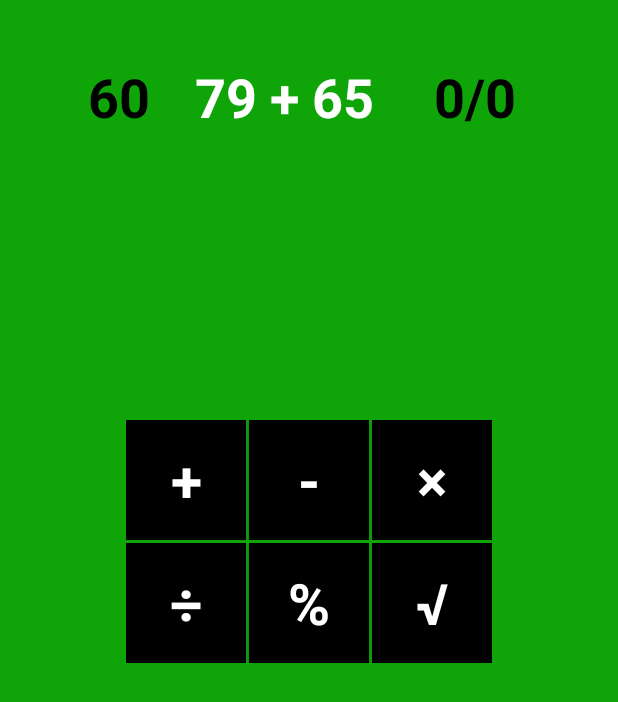
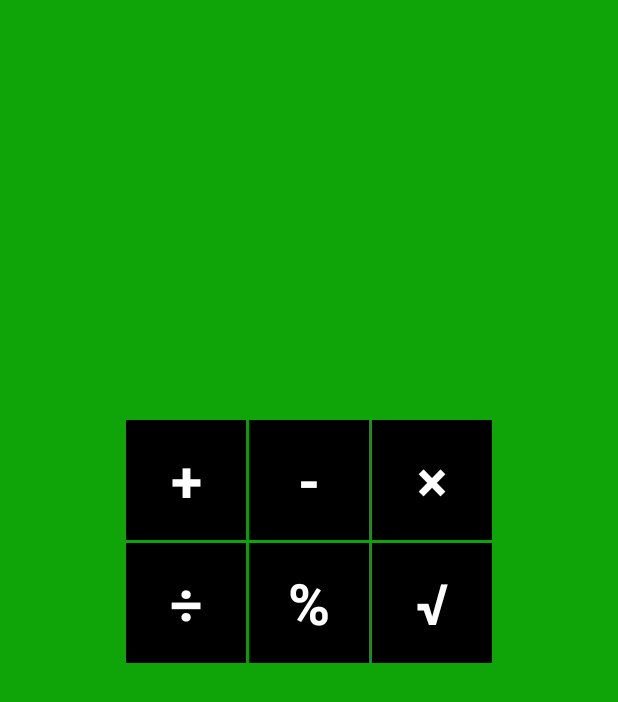
Before and after one commit to Sinc0/AndroidMentalMath, an Android app: the screen it shows after launch (MainActivity), on a phone screen of 412 x 824 dp. Shown: the top 702 px of the screen. Run offline under Robolectric (Android 15) with nearby library versions, the phone set to English and light mode, and no system bars.

Commit message:
Multiple - added startGame() - added setMathProblemSubtraction() - edited addQuestion() to setMathProblemAddition() - edited onClickAnswer() to selectAnswer() - removed onClickStart() - minor styling improvements - minor structural improvements

```diff
--- a/app/src/main/res/layout/activity_main.xml
+++ b/app/src/main/res/layout/activity_main.xml
@@ -1,6 +1,7 @@
 <?xml version="1.0" encoding="utf-8"?>
 
-<androidx.constraintlayout.widget.ConstraintLayout xmlns:android="http://schemas.android.com/apk/res/android"
+<androidx.constraintlayout.widget.ConstraintLayout
+    xmlns:android="http://schemas.android.com/apk/res/android"
     xmlns:app="http://schemas.android.com/apk/res-auto"
     xmlns:tools="http://schemas.android.com/tools"
     android:layout_width="match_parent"
@@ -8,38 +9,13 @@
     android:background="#0FA509"
     tools:context=".MainActivity">
 
-    <LinearLayout
-        android:id="@+id/linearLayout0"
-        android:layout_width="wrap_content"
-        android:layout_height="wrap_content"
-        android:layout_marginTop="20dp"
-        android:gravity="center"
-        android:orientation="horizontal"
-        app:layout_constraintEnd_toEndOf="parent"
-        app:layout_constraintStart_toStartOf="parent"
-        app:layout_constraintTop_toTopOf="parent">
-
-        <TextView
-            android:id="@+id/textViewSecondsCounter"
-            android:layout_width="wrap_content"
-            android:layout_height="wrap_content"
-            android:layout_marginStart="0dp"
-            android:layout_marginTop="0dp"
-            android:padding="10dp"
-            android:text="60"
-            android:textColor="#000000"
-            android:textSize="36sp"
-            android:textStyle="bold"
-            android:visibility="visible"
-            app:layout_constraintStart_toStartOf="parent"
-            app:layout_constraintTop_toTopOf="parent" />
-
+    <!-- Math Problem -->
     <TextView
         android:id="@+id/textViewMathProblem"
         android:layout_width="wrap_content"
         android:layout_height="wrap_content"
         android:layout_marginLeft="10dp"
-            android:layout_marginTop="0dp"
+        android:layout_marginTop="149dp"
         android:layout_marginRight="10dp"
         android:background="@android:color/transparent"
         android:padding="10dp"
@@ -47,28 +23,41 @@
         android:textColor="#ffffff"
         android:textSize="36sp"
         android:textStyle="bold"
-            android:visibility="visible"
+        android:visibility="invisible"
         app:layout_constraintEnd_toEndOf="parent"
         app:layout_constraintHorizontal_bias="0.5"
         app:layout_constraintStart_toStartOf="parent"
         app:layout_constraintTop_toTopOf="parent" />
 
+    <!-- Counter -->
+    <TextView
+        android:id="@+id/textViewSecondsCounter"
+        android:layout_width="wrap_content"
+        android:layout_height="wrap_content"
+        android:padding="20dp"
+        android:text="60"
+        android:textColor="#000000"
+        android:textSize="36sp"
+        android:textStyle="bold"
+        android:visibility="invisible"
+        app:layout_constraintStart_toStartOf="parent"
+        app:layout_constraintTop_toTopOf="parent" />
+
+    <!-- Score -->
     <TextView
         android:id="@+id/textViewScore"
         android:layout_width="wrap_content"
         android:layout_height="wrap_content"
-            android:layout_marginTop="0dp"
-            android:layout_marginEnd="0dp"
         android:padding="20dp"
         android:text="0/0"
         android:textColor="#000000"
         android:textSize="36sp"
         android:textStyle="bold"
+        android:visibility="invisible"
         app:layout_constraintEnd_toEndOf="parent"
         app:layout_constraintTop_toTopOf="parent" />
 
-    </LinearLayout>
-
+    <!-- LL1 -->
     <LinearLayout
         android:id="@+id/linearLayout1"
         android:layout_width="wrap_content"
@@ -79,6 +68,7 @@
         app:layout_constraintStart_toStartOf="parent"
         app:layout_constraintTop_toTopOf="parent">
 
+        <!-- Button Addition -->
         <Button
             android:id="@+id/buttonStart"
             style="@android:style/Widget.Button"
@@ -86,17 +76,19 @@
             android:layout_height="80dp"
             android:layout_marginRight="2dp"
             android:background="#000000"
-            android:onClick="onClickStart"
+            android:onClick="startGame"
             android:text="+"
             android:textColor="#ffffff"
             android:textSize="38sp"
             android:textStyle="bold"
+            android:tag="Addition"
             app:layout_constraintBottom_toBottomOf="parent"
             app:layout_constraintEnd_toEndOf="parent"
             app:layout_constraintHorizontal_bias="0.5"
             app:layout_constraintStart_toStartOf="parent"
             app:layout_constraintTop_toTopOf="parent" />
 
+        <!-- Button Subtraction -->
         <Button
             android:id="@+id/buttonSubtraction"
             style="@android:style/Widget.Button"
@@ -104,28 +96,31 @@
             android:layout_height="80dp"
             android:layout_marginRight="2dp"
             android:background="#000000"
-            android:onClick="onClickStart"
+            android:onClick="startGame"
             android:text="-"
             android:textColor="#ffffff"
             android:textSize="38sp"
             android:textStyle="bold"
+            android:tag="Subtraction"
             app:layout_constraintBottom_toBottomOf="parent"
             app:layout_constraintEnd_toEndOf="parent"
             app:layout_constraintHorizontal_bias="0.5"
             app:layout_constraintStart_toStartOf="parent"
             app:layout_constraintTop_toTopOf="parent" />
 
+        <!-- Button Multiplication -->
         <Button
             android:id="@+id/buttonMultiplication"
             style="@android:style/Widget.Button"
             android:layout_width="80dp"
             android:layout_height="80dp"
             android:background="#000000"
-            android:onClick="onClickStart"
+            android:onClick=""
             android:text="×"
             android:textColor="#ffffff"
             android:textSize="38sp"
             android:textStyle="bold"
+            android:tag="Multiplication"
             app:layout_constraintBottom_toBottomOf="parent"
             app:layout_constraintEnd_toEndOf="parent"
             app:layout_constraintHorizontal_bias="0.5"
@@ -133,6 +128,7 @@
             app:layout_constraintTop_toTopOf="parent" />
     </LinearLayout>
 
+    <!-- LL2 -->
     <LinearLayout
         android:id="@+id/linearLayout2"
         android:layout_width="wrap_content"
@@ -144,6 +140,7 @@
         app:layout_constraintStart_toStartOf="parent"
         app:layout_constraintTop_toBottomOf="@id/linearLayout1">
 
+        <!-- Button Division -->
         <Button
             android:id="@+id/buttonDivision"
             style="@android:style/Widget.Button"
@@ -151,17 +148,19 @@
             android:layout_height="80dp"
             android:layout_marginRight="2dp"
             android:background="#000000"
-            android:onClick="onClickStart"
+            android:onClick=""
             android:text="÷"
             android:textColor="#ffffff"
             android:textSize="38sp"
             android:textStyle="bold"
+            android:tag="Division"
             app:layout_constraintBottom_toBottomOf="parent"
             app:layout_constraintEnd_toEndOf="parent"
             app:layout_constraintHorizontal_bias="0.5"
             app:layout_constraintStart_toStartOf="parent"
             app:layout_constraintTop_toTopOf="parent" />
 
+        <!-- Button Percentages -->
         <Button
             android:id="@+id/buttonPercentages"
             style="@android:style/Widget.Button"
@@ -169,28 +168,31 @@
             android:layout_height="80dp"
             android:layout_marginRight="2dp"
             android:background="#000000"
-            android:onClick="onClickStart"
+            android:onClick=""
             android:text="%"
             android:textColor="#ffffff"
             android:textSize="38sp"
             android:textStyle="bold"
+            android:tag="Percentages"
             app:layout_constraintBottom_toBottomOf="parent"
             app:layout_constraintEnd_toEndOf="parent"
             app:layout_constraintHorizontal_bias="0.5"
             app:layout_constraintStart_toStartOf="parent"
             app:layout_constraintTop_toTopOf="parent" />
 
+        <!-- Button Square Root -->
         <Button
             android:id="@+id/buttonSquareRoot"
             style="@android:style/Widget.Button"
             android:layout_width="80dp"
             android:layout_height="80dp"
             android:background="#000000"
-            android:onClick="onClickStart"
+            android:onClick=""
             android:text="√"
             android:textColor="#ffffff"
             android:textSize="38sp"
             android:textStyle="bold"
+            android:tag="SquareRoot"
             app:layout_constraintBottom_toBottomOf="parent"
             app:layout_constraintEnd_toEndOf="parent"
             app:layout_constraintHorizontal_bias="0.5"
@@ -198,23 +200,24 @@
             app:layout_constraintTop_toTopOf="parent" />
     </LinearLayout>
 
-
+    <!-- LL3 -->
     <LinearLayout
-        android:id="@+id/linearLayout4"
+        android:id="@+id/linearLayout3"
         android:layout_width="wrap_content"
         android:layout_height="wrap_content"
         android:gravity="center"
         android:orientation="horizontal"
         app:layout_constraintEnd_toEndOf="parent"
         app:layout_constraintStart_toStartOf="parent"
-        app:layout_constraintTop_toBottomOf="@id/linearLayout1">
+        app:layout_constraintTop_toTopOf="@id/linearLayout1">
 
+        <!-- Button Answer 1 -->
         <Button
             android:id="@+id/buttonNumber1"
             android:layout_width="100dp"
             android:layout_height="100dp"
             android:background="#BE1D1D"
-            android:onClick="onClickAnswer"
+            android:onClick="selectAnswer"
             android:tag="0"
             android:text="1"
             android:textColor="#000000"
@@ -225,6 +228,7 @@
             app:layout_constraintEnd_toStartOf="@+id/buttonNumber2"
             app:layout_constraintTop_toTopOf="parent" />
 
+        <!-- Button Answer 2 -->
         <Button
             android:id="@+id/buttonNumber2"
             android:layout_width="100dp"
@@ -232,7 +236,7 @@
             android:layout_marginLeft="2dp"
             android:layout_marginRight="2dp"
             android:background="#45D3F6"
-            android:onClick="onClickAnswer"
+            android:onClick="selectAnswer"
             android:tag="1"
             android:text="2"
             android:textColor="#000000"
@@ -245,12 +249,13 @@
             app:layout_constraintStart_toStartOf="parent"
             app:layout_constraintTop_toTopOf="parent" />
 
+        <!-- Button Answer 3 -->
         <Button
             android:id="@+id/buttonNumber3"
             android:layout_width="100dp"
             android:layout_height="100dp"
             android:background="#F8D555"
-            android:onClick="onClickAnswer"
+            android:onClick="selectAnswer"
             android:tag="2"
             android:text="3"
             android:textColor="#000000"
--- a/gradle.properties
+++ b/gradle.properties
@@ -7,13 +7,16 @@
 # Specifies the JVM arguments used for the daemon process.
 # The setting is particularly useful for tweaking memory settings.
 org.gradle.jvmargs=-Xmx1536m
+
 # When configured, Gradle will run in incubating parallel mode.
 # This option should only be used with decoupled projects. More details, visit
 # http://www.gradle.org/docs/current/userguide/multi_project_builds.html#sec:decoupled_projects
 # org.gradle.parallel=true
+
 # AndroidX package structure to make it clearer which packages are bundled with the
 # Android operating system, and which are packaged with your app's APK
 # https://developer.android.com/topic/libraries/support-library/androidx-rn
 android.useAndroidX=true
+
 # Automatically convert third-party libraries to use AndroidX
 android.enableJetifier=true
```
Also changed, not shown: app/src/main/java/android/example/simplemathgame/MainActivity.java (+112 -78 lines), settings.gradle (line endings or trailing spaces), 1 other file. Lines whose indentation alone changed are shown as unchanged.
